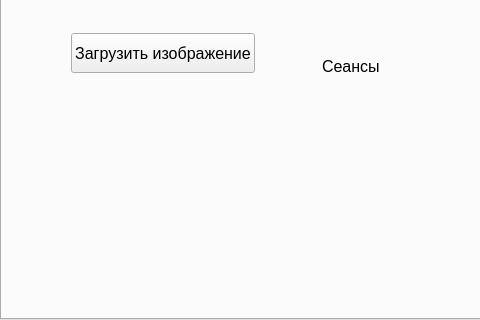
Above: Interfaces/MainAdminWindowRework.ui from Alpmild/SchoolProject before the change; both pictures show x 0 to 480 and y 419 to 739 of the 1096 by 739 pixel window. Below: the same form after it.
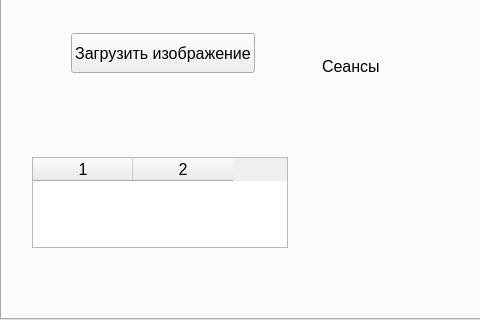
That is the form after the change.

Commit message: Изменения: 1) Добавлено окно для добавления режиссера, но пока только в виде класса

Patch:
```diff
--- a/Interfaces/MainAdminWindowRework.ui
+++ b/Interfaces/MainAdminWindowRework.ui
@@ -445,6 +445,26 @@
      </item>
     </layout>
    </widget>
+   <widget class="QTableWidget" name="DirectorsTableWidgetTab0">
+    <property name="geometry">
+     <rect>
+      <x>30</x>
+      <y>550</y>
+      <width>256</width>
+      <height>91</height>
+     </rect>
+    </property>
+    <property name="font">
+     <font>
+      <pointsize>12</pointsize>
+     </font>
+    </property>
+    <property name="columnCount">
+     <number>2</number>
+    </property>
+    <column/>
+    <column/>
+   </widget>
   </widget>
   <widget class="QWidget" name="ChangeTab">
    <attribute name="title">
```
Left out of the diff: 6 changed lines with no effect on the pictures. The commit also changes 1 other file.
